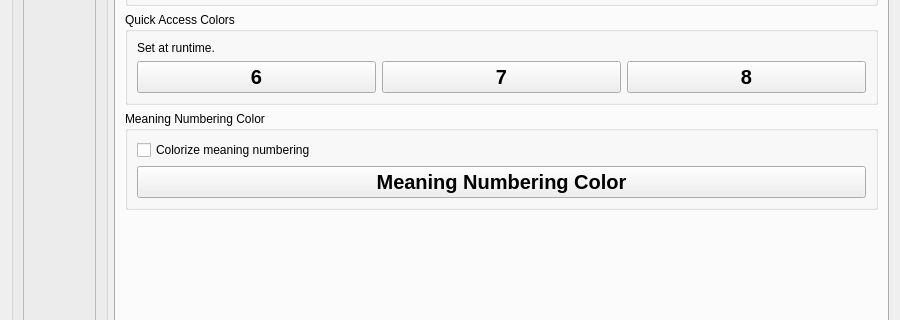
First picture: the form in pinyin/forms/designer/preferences.ui, repository Nick3C/pinyin-toolkit, before the edit; both pictures show x 0 to 900 and y 139 to 459 of the 900 by 650 pixel window.
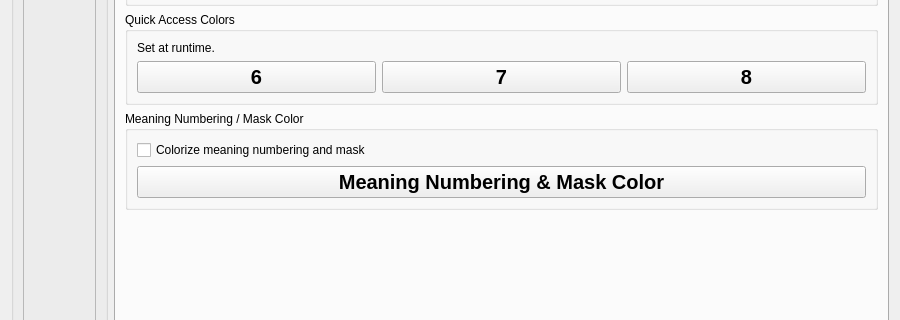
Second picture: the form after the edit. The open tabs and pages were chosen to show the change.

Commit message: Color the Hanzi mask character in the same color as meaning numberings

The edit to the form file:
```diff
--- a/pinyin/forms/designer/preferences.ui
+++ b/pinyin/forms/designer/preferences.ui
@@ -453,7 +453,7 @@
        <item>
         <widget class="QGroupBox" name="meaningNumberingSettingsFrame">
          <property name="title">
-          <string>Meaning Numbering Color</string>
+          <string>Meaning Numbering / Mask Color</string>
          </property>
          <layout class="QGridLayout" name="gridLayout_6">
           <item row="1" column="1">
@@ -466,14 +466,14 @@
              </font>
             </property>
             <property name="text">
-             <string>Meaning Numbering Color</string>
+             <string>Meaning Numbering &amp;&amp; Mask Color</string>
             </property>
            </widget>
           </item>
           <item row="0" column="1">
            <widget class="QCheckBox" name="colorizeMeaningNumberingCheck">
             <property name="text">
-             <string>Colorize meaning numbering</string>
+             <string>Colorize meaning numbering and mask</string>
             </property>
            </widget>
           </item>
```
Left out of the diff: 2 changed lines with no effect on the pictures. The commit also changes 5 other files.
